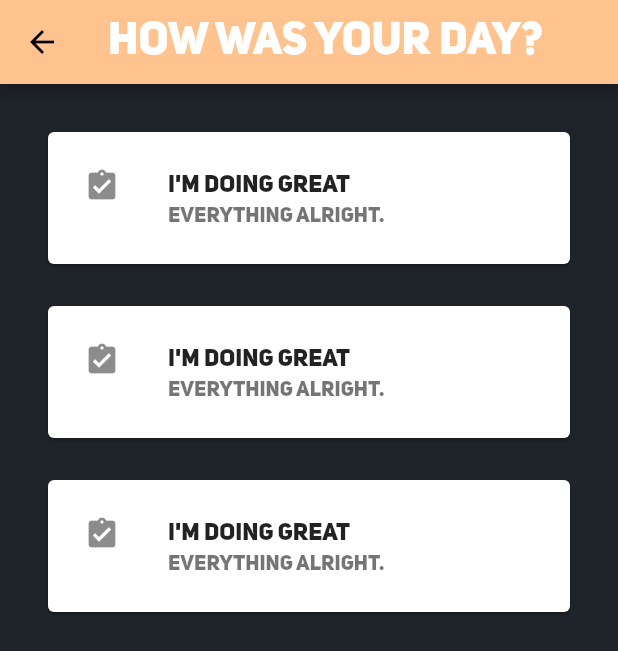
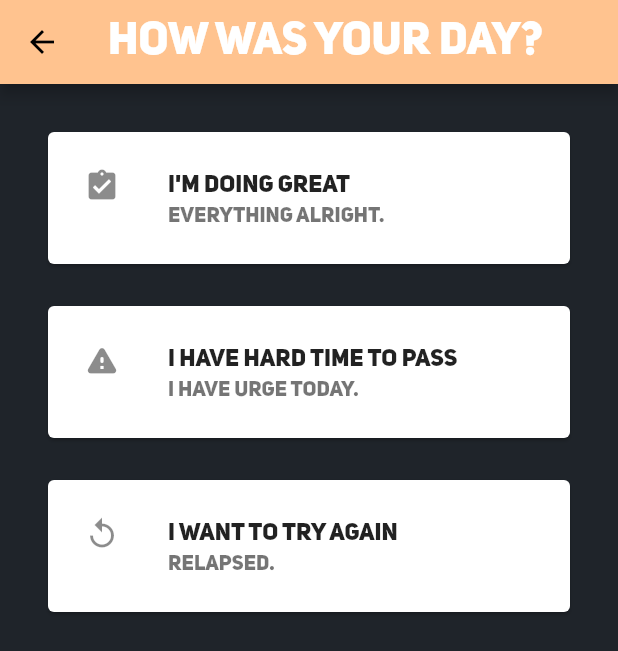
Before and after one commit to PhanukornKMITL/nofap_warrior, a Flutter app: the EstimatePage screen opened by its route, on a phone screen of 412 x 824 dp. Shown: the top 651 px of the screen. Run offline on Flutter 3.47's test engine with Material 2 defaults, Android fonts, the light colour scheme and no system bars; our stand-ins replace hexcolor, table_calendar; project files that could hold a hidden picture were left out.

Commit message:
refactor card

```diff
--- a/lib/screen/estimate/estimate.dart
+++ b/lib/screen/estimate/estimate.dart
@@ -1,6 +1,7 @@
 import 'package:flutter/material.dart';
 import 'package:hexcolor/hexcolor.dart';
 import 'package:nofap_warriors/screenlogic/appbar_manager.dart';
+import 'package:nofap_warriors/shared/clickable_card.dart';
 
 class EstimatePage extends StatefulWidget {
   @override
@@ -33,70 +34,19 @@ class _EstimatePageState extends State<EstimatePage> {
               SizedBox(height: 20.0,),
               Padding(
                 padding: const EdgeInsets.symmetric(horizontal: 20.0),
-                child: Container(
-                  child: Card(
-                    child: Padding(
-                      padding: const EdgeInsets.all(8.0),
-                      child: Column(
-                        children: <Widget>[
-                          const ListTile(
-                            leading: Icon(Icons.assignment_turned_in),
-                            title: Text("I'm doing great", style: TextStyle(fontWeight: FontWeight.bold),),
-                            subtitle:
-                                Text('Everything alright.'),
-                          ),
-                        ],
-                      ),
-                    ),
-                  ),
-                ),
-
+                child: clickableCard(Icon(Icons.assignment_turned_in),"I'm doing great", 'Everything alright.', ()=> print("1")),
 
               ),
               SizedBox(height: 20.0,),
               Padding(
                 padding: const EdgeInsets.symmetric(horizontal: 20.0),
-                child: Container(
-                  child: Card(
-                    child: Padding(
-                      padding: const EdgeInsets.all(8.0),
-                      child: Column(
-                        children: <Widget>[
-                          const ListTile(
-                            leading: Icon(Icons.assignment_turned_in),
-                            title: Text("I'm doing great", style: TextStyle(fontWeight: FontWeight.bold),),
-                            subtitle:
-                                Text('Everything alright.'),
-                          ),
-                        ],
-                      ),
-                    ),
-                  ),
-                ),
-
+                child: clickableCard(Icon(Icons.warning_rounded),"I have hard time to pass", "I have urge today.", ()=> print("2")),
 
               ),
               SizedBox(height: 20.0,),
-              Padding(
+               Padding(
                 padding: const EdgeInsets.symmetric(horizontal: 20.0),
-                child: Container(
-                  child: Card(
-                    child: Padding(
-                      padding: const EdgeInsets.all(8.0),
-                      child: Column(
-                        children: <Widget>[
-                          const ListTile(
-                            leading: Icon(Icons.assignment_turned_in),
-                            title: Text("I'm doing great", style: TextStyle(fontWeight: FontWeight.bold),),
-                            subtitle:
-                                Text('Everything alright.'),
-                          ),
-                        ],
-                      ),
-                    ),
-                  ),
-                ),
-
+                child: clickableCard(Icon(Icons.replay),"I want to try again", 'Relapsed.', ()=> print("3")),
 
               ),
             ],
--- /dev/null
+++ b/lib/shared/clickable_card.dart
@@ -0,0 +1,24 @@
+import 'package:flutter/material.dart';
+
+Widget clickableCard(Icon icon,String title, String subtitle, Function callback) => GestureDetector(
+  onTap:  callback,
+      child: Container(
+        child: Card(
+          child: Padding(
+            padding: const EdgeInsets.all(8.0),
+            child: Column(
+              children: <Widget>[
+                 ListTile(
+                  leading: icon,
+                  title: Text(
+                    "$title",
+                    style: TextStyle(fontWeight: FontWeight.bold),
+                  ),
+                  subtitle: Text('$subtitle'),
+                ),
+              ],
+            ),
+          ),
+        ),
+      ),
+    );
```
